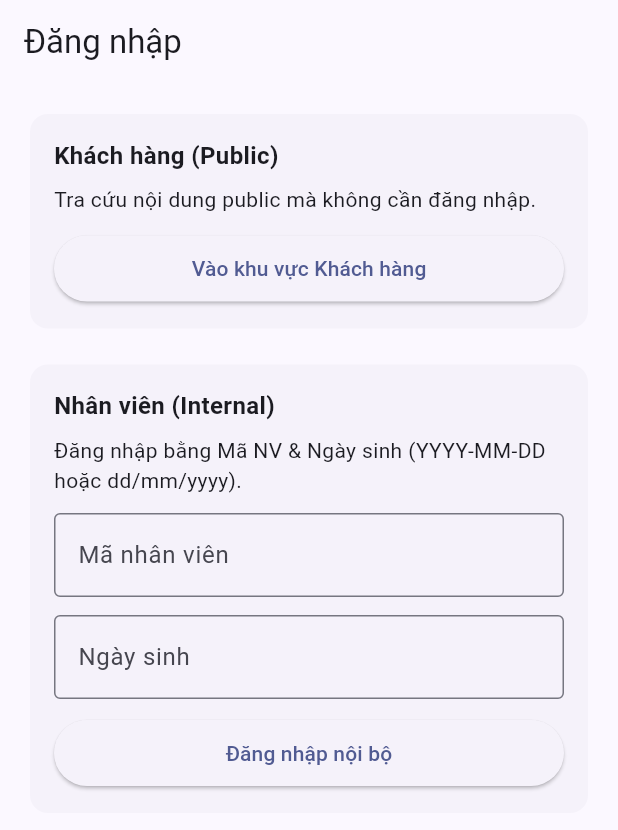
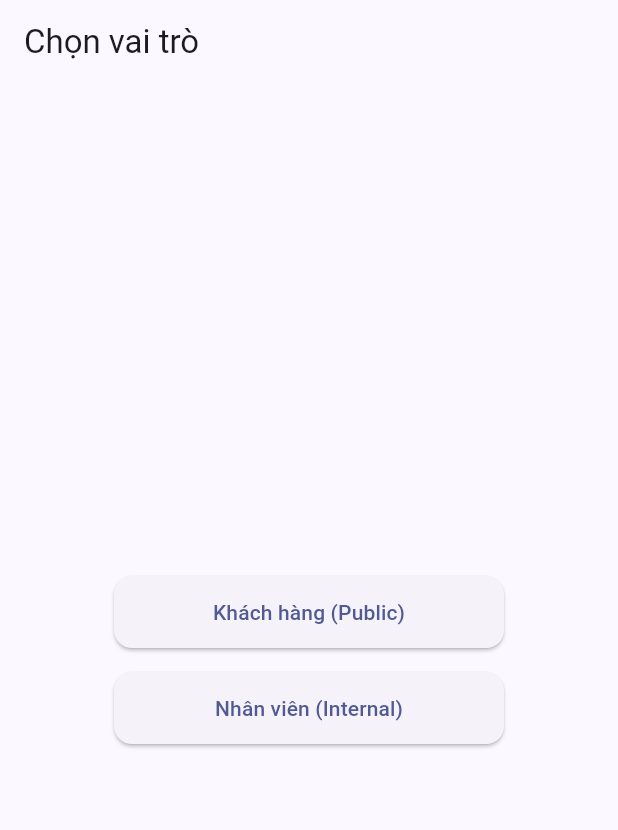
Before and after one commit to chatbotsnp/Snp-mobile, a Flutter app: the screen it shows after launch, on a phone screen of 412 x 824 dp. Shown: the top 830 px of the screen. Run offline on Flutter 3.47's test engine with Material 3 defaults, Android fonts, the phone set to English and light mode, and no system bars.

Commit message:
Update login_screen.dart

```diff
--- a/app_lib/lib/login_screen.dart
+++ b/app_lib/lib/login_screen.dart
@@ -1,150 +1,94 @@
 import 'package:flutter/material.dart';
-import 'home_shell.dart';
-import 'qa_service.dart';
+import 'chat_screen.dart';         // đã có sẵn trong dự án của bạn
+import 'admin_screen.dart';        // file ở mục (3)
 import 'employee_service.dart';
+
+// Nếu enum UserRole nằm trong file khác (vd: user_role.dart) thì đổi import tương ứng.
+// Ở bản trước ChatScreen nhận tham số `UserRole role`.
 
 class LoginScreen extends StatefulWidget {
   const LoginScreen({super.key});
+
   @override
   State<LoginScreen> createState() => _LoginScreenState();
 }
 
 class _LoginScreenState extends State<LoginScreen> {
   final _codeCtrl = TextEditingController();
-  final _dobCtrl  = TextEditingController();
-  final _formKey  = GlobalKey<FormState>();
-  final _empSvc   = EmployeeService();
-  bool _loading = false;
+  bool _isChecking = false;
 
   @override
   void dispose() {
     _codeCtrl.dispose();
-    _dobCtrl.dispose();
     super.dispose();
   }
 
   void _goPublic() {
     Navigator.of(context).push(
-      MaterialPageRoute(builder: (_) => const HomeShell(role: UserRole.public)),
+      MaterialPageRoute(
+        builder: (_) => ChatScreen(role: UserRole.public),
+      ),
     );
   }
 
-  Future<void> _loginInternal() async {
-    if (_loading) return;
-    if (!_formKey.currentState!.validate()) return;
+  Future<void> _goInternal() async {
+    // Hộp nhập mã
+    final code = await showDialog<String>(
+      context: context,
+      builder: (_) => _CodeDialog(controller: _codeCtrl),
+    );
 
-    setState(() => _loading = true);
-    try {
-      final emp = await _empSvc.authenticate(
-        code: _codeCtrl.text,
-        dobInput: _dobCtrl.text,
-      );
-      if (emp != null) {
-        if (!mounted) return;
-        Navigator.of(context).push(
-          MaterialPageRoute(builder: (_) => const HomeShell(role: UserRole.internal)),
-        );
-      } else {
-        if (!mounted) return;
+    if (code == null || code.trim().isEmpty) return;
+
+    setState(() => _isChecking = true);
+    final svc = EmployeeService();
+    final emp = await svc.findByCode(code.trim());
+    setState(() => _isChecking = false);
+
+    if (emp == null) {
+      if (mounted) {
         ScaffoldMessenger.of(context).showSnackBar(
-          const SnackBar(content: Text('Sai Mã NV hoặc Ngày sinh.')),
+          const SnackBar(content: Text('Mã nhân viên không hợp lệ!')),
         );
       }
-    } catch (_) {
-      if (!mounted) return;
-      ScaffoldMessenger.of(context).showSnackBar(
-        const SnackBar(content: Text('Có lỗi khi xác thực.')),
+      return;
+    }
+
+    if (emp.isAdmin) {
+      if (mounted) {
+        Navigator.of(context).push(
+          MaterialPageRoute(builder: (_) => const AdminScreen()),
+        );
+      }
+      return;
+    }
+
+    // Nhân viên thường -> vào Chat internal
+    if (mounted) {
+      Navigator.of(context).push(
+        MaterialPageRoute(
+          builder: (_) => ChatScreen(role: UserRole.internal),
+        ),
       );
-    } finally {
-      if (mounted) setState(() => _loading = false);
     }
   }
-
-  String? _require(String? v) => (v == null || v.trim().isEmpty) ? 'Không được để trống' : null;
 
   @override
   Widget build(BuildContext context) {
     return Scaffold(
-      appBar: AppBar(title: const Text('Đăng nhập')),
-      body: SafeArea(
-        child: ListView(
-          padding: const EdgeInsets.all(16),
+      appBar: AppBar(title: const Text('Chọn vai trò')),
+      body: Center(
+        child: Column(
+          mainAxisSize: MainAxisSize.min,
           children: [
-            // Public
-            Card(
-              elevation: 0,
-              shape: RoundedRectangleBorder(borderRadius: BorderRadius.circular(12)),
-              child: Padding(
-                padding: const EdgeInsets.all(16),
-                child: Column(
-                  crossAxisAlignment: CrossAxisAlignment.start,
-                  children: [
-                    const Text('Khách hàng (Public)', style: TextStyle(fontSize: 16, fontWeight: FontWeight.bold)),
-                    const SizedBox(height: 8),
-                    const Text('Tra cứu nội dung public mà không cần đăng nhập.'),
-                    const SizedBox(height: 12),
-                    SizedBox(
-                      width: double.infinity,
-                      child: ElevatedButton(
-                        onPressed: _goPublic,
-                        child: const Padding(
-                          padding: EdgeInsets.symmetric(vertical: 12),
-                          child: Text('Vào khu vực Khách hàng'),
-                        ),
-                      ),
-                    ),
-                  ],
-                ),
-              ),
+            _RoleButton(
+              label: 'Khách hàng (Public)',
+              onTap: _goPublic,
             ),
             const SizedBox(height: 16),
-            // Internal
-            Card(
-              elevation: 0,
-              shape: RoundedRectangleBorder(borderRadius: BorderRadius.circular(12)),
-              child: Padding(
-                padding: const EdgeInsets.all(16),
-                child: Form(
-                  key: _formKey,
-                  child: Column(
-                    crossAxisAlignment: CrossAxisAlignment.start,
-                    children: [
-                      const Text('Nhân viên (Internal)', style: TextStyle(fontSize: 16, fontWeight: FontWeight.bold)),
-                      const SizedBox(height: 8),
-                      const Text('Đăng nhập bằng Mã NV & Ngày sinh (YYYY-MM-DD hoặc dd/mm/yyyy).'),
-                      const SizedBox(height: 12),
-                      TextFormField(
-                        controller: _codeCtrl,
-                        decoration: const InputDecoration(labelText: 'Mã nhân viên', border: OutlineInputBorder()),
-                        textInputAction: TextInputAction.next,
-                        validator: _require,
-                      ),
-                      const SizedBox(height: 12),
-                      TextFormField(
-                        controller: _dobCtrl,
-                        decoration: const InputDecoration(labelText: 'Ngày sinh', border: OutlineInputBorder()),
-                        keyboardType: TextInputType.datetime,
-                        textInputAction: TextInputAction.done,
-                        validator: _require,
-                        onFieldSubmitted: (_) => _loginInternal(),
-                      ),
-                      const SizedBox(height: 12),
-                      SizedBox(
-                        width: double.infinity,
-                        child: ElevatedButton(
-                          onPressed: _loading ? null : _loginInternal,
-                          child: Padding(
-                            padding: const EdgeInsets.symmetric(vertical: 12),
-                            child: _loading
-                                ? const SizedBox(width: 18, height: 18, child: CircularProgressIndicator(strokeWidth: 2))
-                                : const Text('Đăng nhập nội bộ'),
-                          ),
-                        ),
-                      ),
-                    ],
-                  ),
-                ),
-              ),
+            _RoleButton(
+              label: _isChecking ? 'Đang kiểm tra…' : 'Nhân viên (Internal)',
+              onTap: _isChecking ? null : _goInternal,
             ),
           ],
         ),
@@ -152,3 +96,54 @@ class _LoginScreenState extends State<LoginScreen> {
     );
   }
 }
+
+class _RoleButton extends StatelessWidget {
+  final String label;
+  final VoidCallback? onTap;
+
+  const _RoleButton({required this.label, this.onTap});
+
+  @override
+  Widget build(BuildContext context) {
+    return ElevatedButton(
+      onPressed: onTap,
+      style: ElevatedButton.styleFrom(
+        minimumSize: const Size(260, 48),
+        shape: RoundedRectangleBorder(borderRadius: BorderRadius.circular(12)),
+      ),
+      child: Text(label),
+    );
+  }
+}
+
+class _CodeDialog extends StatelessWidget {
+  final TextEditingController controller;
+
+  const _CodeDialog({required this.controller});
+
+  @override
+  Widget build(BuildContext context) {
+    return AlertDialog(
+      title: const Text('Nhập mã nhân viên'),
+      content: TextField(
+        controller: controller,
+        decoration: const InputDecoration(
+          hintText: 'VD: 1234 hoặc admin',
+          border: OutlineInputBorder(),
+        ),
+        textInputAction: TextInputAction.done,
+        onSubmitted: (_) => Navigator.of(context).pop(controller.text),
+      ),
+      actions: [
+        TextButton(
+          onPressed: () => Navigator.of(context).pop(),
+          child: const Text('Hủy'),
+        ),
+        FilledButton(
+          onPressed: () => Navigator.of(context).pop(controller.text),
+          child: const Text('Tiếp tục'),
+        ),
+      ],
+    );
+  }
+}
```
